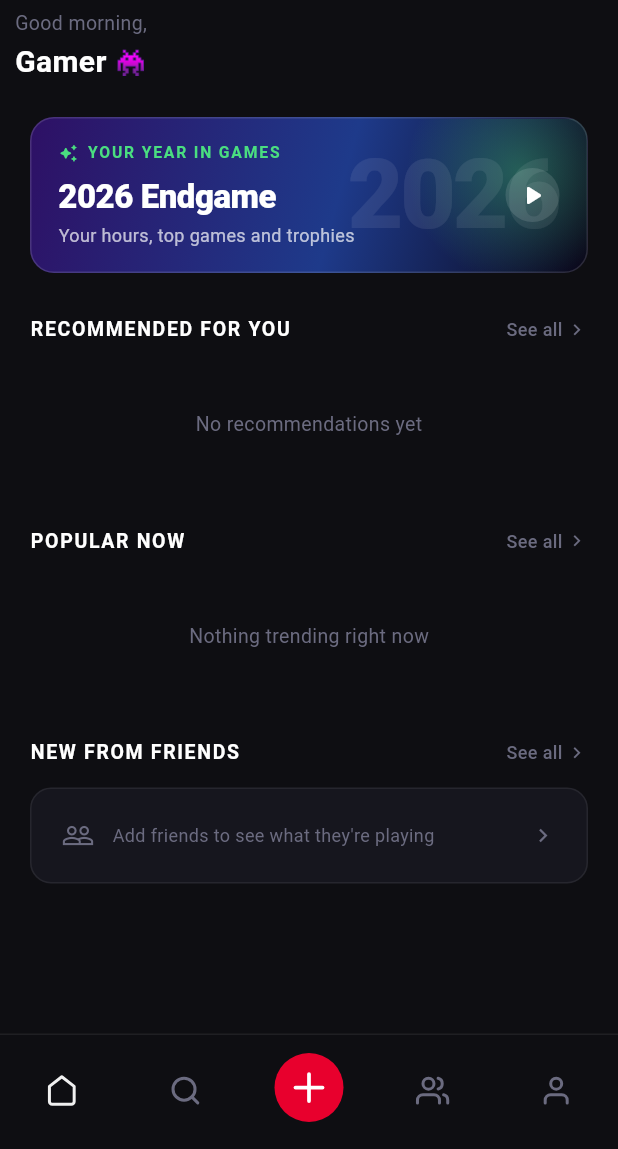
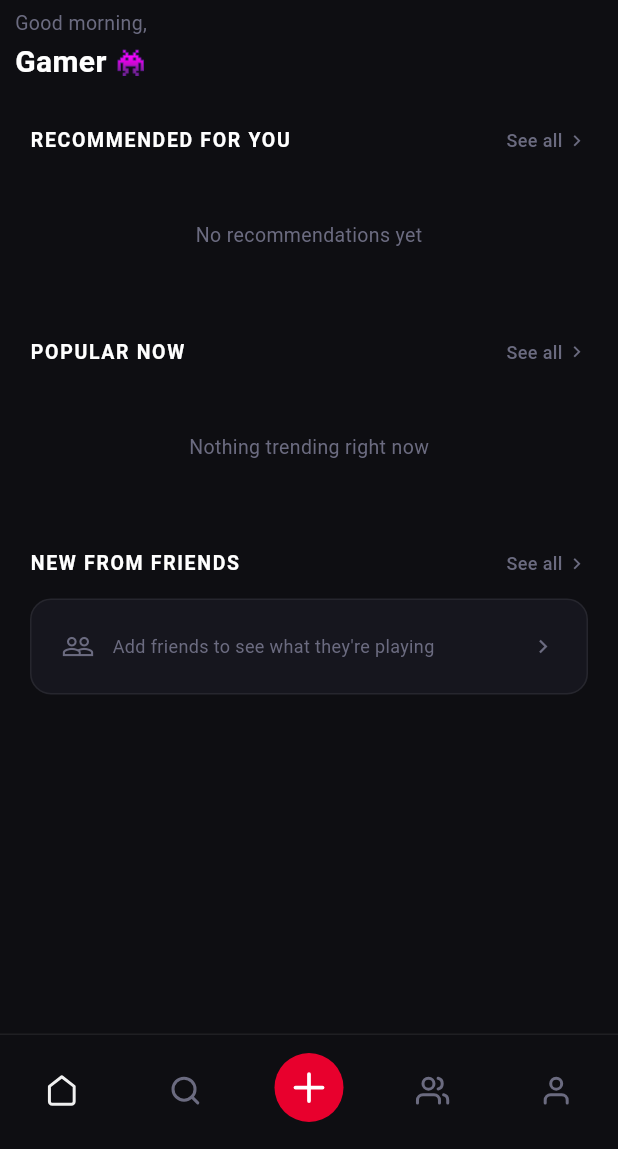
Before and after one commit to aljoharas/2026-GP1-Group8, a Flutter app: the HomeScreen screen opened directly, on a phone screen of 412 x 824 dp, the part 87-1236 px from its top. Run offline on Flutter 3.47's test engine with Material 3 defaults, Android fonts, the phone set to English and light mode, and no system bars; our stand-ins replace cached_network_image, firebase_auth, firebase_core, firebase_messaging, flutter_local_notifications, font_awesome_flutter and 2 more; accounts and stored records are empty; generated files the repository leaves out were written again; network calls fail.

Commit message:
Endgame banner timing

```diff
--- a/flutter/lib/screens/home/home_screen.dart
+++ b/flutter/lib/screens/home/home_screen.dart
@@ -1,4 +1,5 @@
 import 'package:cached_network_image/cached_network_image.dart';
+import 'package:flutter/foundation.dart';
 import 'package:flutter/material.dart';
 import 'package:provider/provider.dart';
 import '../../providers/auth_provider.dart';
@@ -11,6 +12,32 @@ import '../logGames/log_game_search_screen.dart';
 import '../notifications/notifications_screen.dart';
 import '../profile/user_profile_screen.dart';
 import '../wrapped/wrapped_entry_screen.dart';
+
+// The home banner for the year-in-review: hidden most of the year, a teaser
+// the week before release, then open from Dec 31 for two weeks.
+enum _EndgamePhase { hidden, teaser, open }
+
+// Debug-only override so the banner can be seen outside its dates:
+//   flutter run --dart-define=ENDGAME_PREVIEW=teaser   (or =open)
+// Ignored in release builds (kDebugMode is false there).
+const _endgamePreview = String.fromEnvironment('ENDGAME_PREVIEW');
+
+_EndgamePhase _endgamePhase(DateTime now) {
+  if (kDebugMode) {
+    if (_endgamePreview == 'teaser') return _EndgamePhase.teaser;
+    if (_endgamePreview == 'open') return _EndgamePhase.open;
+  }
+  final month = now.month;
+  final day   = now.day;
+  if (month == 12 && day >= 24 && day <= 30) return _EndgamePhase.teaser;
+  if ((month == 12 && day == 31) || (month == 1 && day <= 14)) {
+    return _EndgamePhase.open;
+  }
+  return _EndgamePhase.hidden;
+}
+
+// The year being reviewed: in January that's the year that just ended.
+int _endgameYear(DateTime now) => now.month == 1 ? now.year - 1 : now.year;
 
 class HomeScreen extends StatefulWidget {
   const HomeScreen({super.key});
@@ -52,6 +79,8 @@ class _HomeScreenState extends State<HomeScreen> {
     final auth     = context.watch<AuthProvider>();
     final home     = context.watch<HomeProvider>();
     final username = auth.currentUser?['username'] as String? ?? 'Gamer';
+    final now          = DateTime.now();
+    final endgamePhase = _endgamePhase(now);
 
     return Scaffold(
       backgroundColor: bg,
@@ -67,8 +96,12 @@ class _HomeScreenState extends State<HomeScreen> {
               SliverToBoxAdapter(child: SizedBox(height: MediaQuery.of(context).padding.top + 16)),
               SliverToBoxAdapter(child: _buildHeader(username)),
               const SliverToBoxAdapter(child: SizedBox(height: 22)),
-              SliverToBoxAdapter(child: _buildEndgameBanner()),
-              const SliverToBoxAdapter(child: SizedBox(height: 28)),
+              if (endgamePhase != _EndgamePhase.hidden) ...[
+                SliverToBoxAdapter(
+                    child: _buildEndgameBanner(endgamePhase, _endgameYear(now))),
+                const SliverToBoxAdapter(child: SizedBox(height: 28)),
+              ] else
+                const SliverToBoxAdapter(child: SizedBox(height: 6)),
               SliverToBoxAdapter(
                   child: _buildSectionHeader('RECOMMENDED FOR YOU',
                       onSeeAll: () => _showAllGames('RECOMMENDED FOR YOU', home.recommendedGames))),
@@ -170,10 +203,11 @@ class _HomeScreenState extends State<HomeScreen> {
 
   // ── Endgame ────────────────────────────────────────────────────────────────
 
-  // Entry point to the year-in-review (served by /users/me/wrapped). Whether
-  // it's unlocked yet is decided on the entry screen, so this always shows.
-  Widget _buildEndgameBanner() {
-    final year = DateTime.now().year;
+  // Entry point to the year-in-review (served by /users/me/wrapped). Shown only
+  // around release (see _endgamePhase). The server still decides whether it's
+  // unlocked, so a tap during the teaser opens the "on its way" message.
+  Widget _buildEndgameBanner(_EndgamePhase phase, int year) {
+    final teaser = phase == _EndgamePhase.teaser;
     return Padding(
       padding: const EdgeInsets.symmetric(horizontal: 20),
       child: GestureDetector(
@@ -243,8 +277,11 @@ class _HomeScreenState extends State<HomeScreen> {
                               fontWeight: FontWeight.w800,
                               letterSpacing: -0.3)),
                       const SizedBox(height: 2),
-                      const Text('Your hours, top games and trophies',
-                          style: TextStyle(color: Colors.white70, fontSize: 12)),
+                      Text(
+                          teaser
+                              ? 'Coming December 31'
+                              : 'Your hours, top games and trophies',
+                          style: const TextStyle(color: Colors.white70, fontSize: 12)),
                     ],
                   ),
                 ),
@@ -254,8 +291,10 @@ class _HomeScreenState extends State<HomeScreen> {
                     color: Colors.white.withValues(alpha: 0.12),
                     shape: BoxShape.circle,
                   ),
-                  child: const Icon(Icons.play_arrow_rounded,
-                      color: Colors.white, size: 22),
+                  child: Icon(
+                      teaser ? Icons.lock_rounded : Icons.play_arrow_rounded,
+                      color: Colors.white,
+                      size: teaser ? 18 : 22),
                 ),
               ]),
             ),
```
